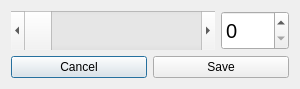
Above: movebutton.ui from getzin/cliPro before the change. Below: the same form after it.
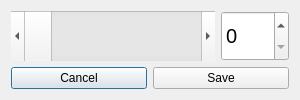
That is the form after the change.

```diff
--- a/movebutton.ui
+++ b/movebutton.ui
@@ -7,7 +7,7 @@
     <x>0</x>
     <y>0</y>
     <width>300</width>
-    <height>89</height>
+    <height>100</height>
    </rect>
   </property>
   <property name="windowTitle">
```
